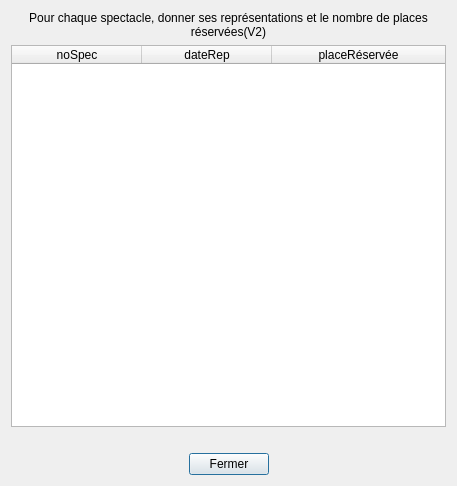
This is Theatre_Project/gui/fct_comp_7.ui in ALLian96/Projet2018BD as Qt 5 draws it before an edit. The edited form follows.
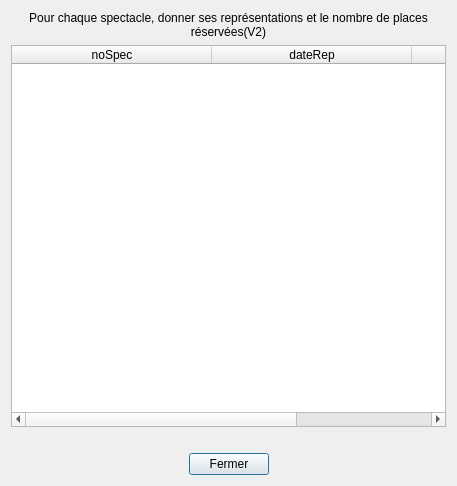
This is the edited form.

Patch:
```diff
--- a/Theatre_Project/gui/fct_comp_7.ui
+++ b/Theatre_Project/gui/fct_comp_7.ui
@@ -30,17 +30,20 @@
    <item>
     <widget class="QTableWidget" name="table_fct_comp_7">
      <attribute name="horizontalHeaderDefaultSectionSize">
-      <number>130</number>
+      <number>200</number>
      </attribute>
      <attribute name="horizontalHeaderHighlightSections">
       <bool>true</bool>
      </attribute>
      <attribute name="horizontalHeaderMinimumSectionSize">
-      <number>40</number>
+      <number>50</number>
      </attribute>
      <attribute name="horizontalHeaderStretchLastSection">
       <bool>true</bool>
      </attribute>
+     <attribute name="verticalHeaderVisible">
+      <bool>false</bool>
+     </attribute>
      <column>
       <property name="text">
        <string>noSpec</string>
```
